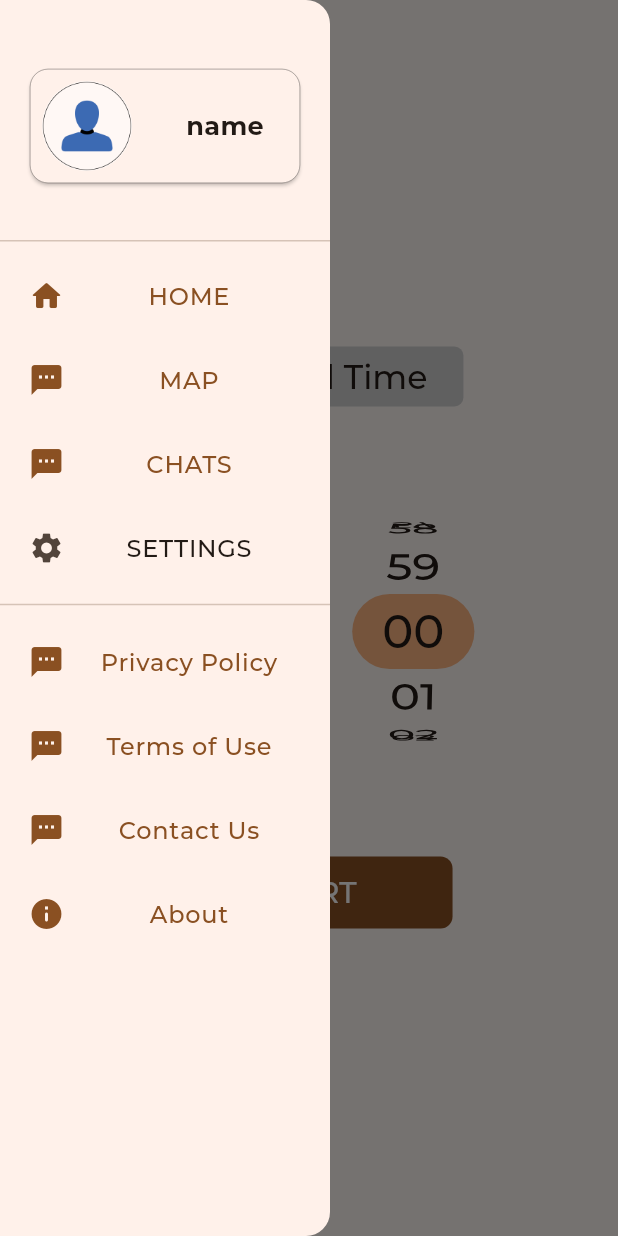
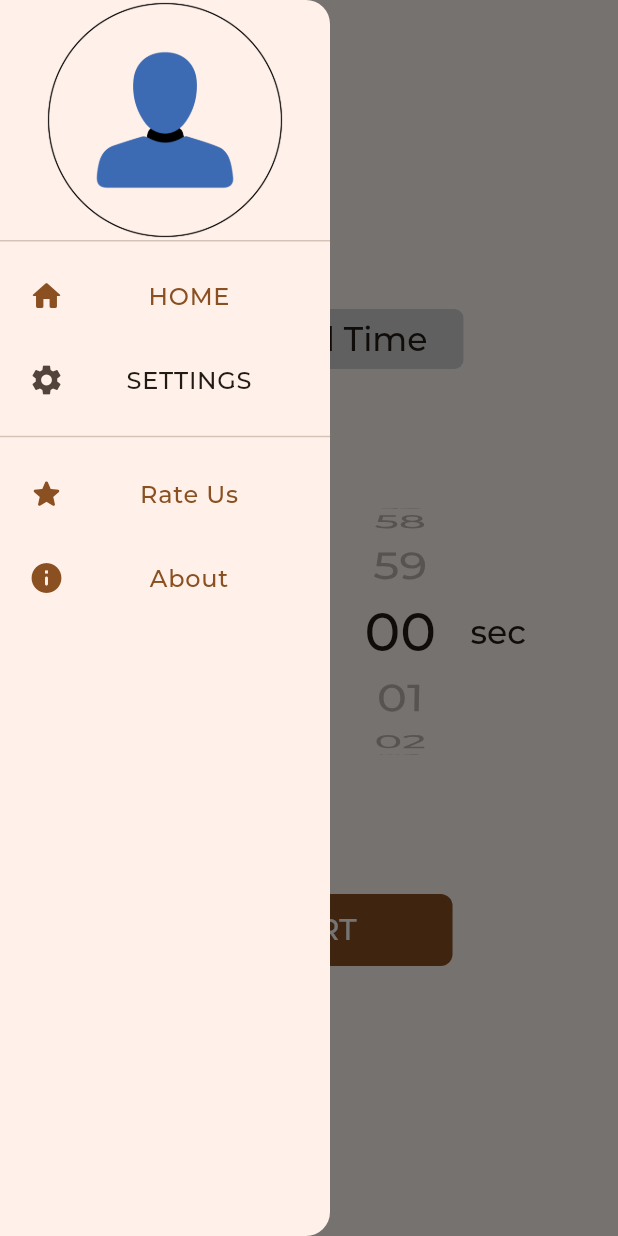
Before and after one commit to B-Saeid/Ladders, a Flutter app: the screen it shows after launch, with the side drawer open, on a phone screen of 412 x 824 dp. Run offline on Flutter 3.47's test engine with Material 3 defaults, Android fonts, the phone set to English and light mode, and no system bars; our stand-ins replace bloc, device_info_plus, flutter_native_splash, flutter_riverpod, go_router, hive_flutter and 4 more; missing offline and left inert: colorful_iconify_flutter, iconify_flutter; accounts and stored records are empty; project files that could hold a hidden picture were left out.

Commit message:
Introducing scale_controlled_text.dart Super useful widget Introducing unit for total timer Fixing wheels gone crazy when scale occurs Refactored home_drawer.dart properly

```diff
--- a/lib/Modules/Home/Widgets/home_drawer.dart
+++ b/lib/Modules/Home/Widgets/home_drawer.dart
@@ -1,28 +1,32 @@
 import 'package:flutter/material.dart';
 import 'package:flutter_riverpod/flutter_riverpod.dart';
 
+import '../../../Shared/Constants/assets_strings.dart';
 import '../../../Shared/Services/Routing/routes_base.dart';
 import '../../../Shared/Services/l10n/assets/l10n_resources.dart';
 import '../../../Shared/Styles/adaptive_icons.dart';
 import '../../../Shared/Utilities/SessionData/session_data.dart';
 import '../utilities/helper_methods.dart';
-import 'name_rating_card.dart';
 
 class HomeDrawer extends ConsumerWidget {
   const HomeDrawer({super.key});
 
   @override
-  Widget build(BuildContext context, WidgetRef ref) => const SizedBox(
+  Widget build(BuildContext context, WidgetRef ref) => SizedBox(
         width: 220,
         child: Drawer(
           child: Column(
             children: [
               DrawerHeader(
-                child: Center(
-                  child: NameAndImage(),
+                padding: EdgeInsets.zero,
+                decoration: const BoxDecoration(
+                  image: DecorationImage(
+                    image: AssetImage(ImageAssets.defaultProfileAvatar),
+                  ),
                 ),
+                child: Container(color: Colors.transparent),
               ),
-              _DrawerBody(),
+              const _DrawerBody(),
             ],
           ),
         ),
@@ -32,107 +36,84 @@ class HomeDrawer extends ConsumerWidget {
 class _DrawerBody extends ConsumerWidget {
   const _DrawerBody();
 
-  static List<String> titles(WidgetRef ref) => [
-        // [0,3]
-        L10nR.tHomePageTitle(ref).toUpperCase(),
-        'MAP',
-        'CHATS',
-        L10nR.tSettings(ref).toUpperCase(),
-        // [4-7]
-        L10nR.tPrivacyPolicy(ref),
-        L10nR.tTermsOfUse(ref),
-        L10nR.tContactUs(ref),
-        L10nR.tAbout(ref),
+  static List<_DrawerItem> mainGroup(WidgetRef ref) => [
+        _DrawerItem(
+          title: L10nR.tHomePageTitle(ref).toUpperCase(),
+          iconData: AdaptiveIcons.home,
+          path: Routes.home.path,
+        ),
+        _DrawerItem(
+          title: L10nR.tSettings(ref).toUpperCase(),
+          iconData: AdaptiveIcons.settings,
+          path: Routes.settings.path,
+        ),
       ];
-  static List<IconData> iconData = [
-    // [0,3]
-    AdaptiveIcons.home,
-    AdaptiveIcons.sms,
-    AdaptiveIcons.sms,
-    AdaptiveIcons.settings,
-    // [4-7]
-    AdaptiveIcons.sms,
-    AdaptiveIcons.sms,
-    AdaptiveIcons.sms,
-    AdaptiveIcons.info,
-  ];
-  static List<String> paths = [
-    // [0,3]
-    Routes.home.path,
-    Routes.home.path,
-    Routes.home.path,
-    Routes.settings.path,
-    // [4-7]
-    Routes.home.path,
-    Routes.home.path,
-    Routes.home.path,
-    Routes.home.path,
-  ];
+
+  static List<_DrawerItem> subGroup(WidgetRef ref) => [
+        _DrawerItem(
+          title: L10nR.tRateUs(ref),
+          iconData: AdaptiveIcons.star,
+          path: Routes.home.path, // todo
+        ),
+        _DrawerItem(
+          title: L10nR.tAbout(ref),
+          iconData: AdaptiveIcons.info,
+          path: Routes.home.path, // todo
+        ),
+      ];
 
   @override
   Widget build(BuildContext context, WidgetRef ref) => Expanded(
         child: CustomScrollView(
           slivers: [
             SliverList(
-              delegate: SliverChildBuilderDelegate(
-                (context, index) => _OurDrawerItem(
-                  title: titles(ref)[index],
-                  iconData: iconData[index],
-                  onPressed: () => onTileTapped(context, index),
-                  selected: RoutesBase.currentRoute == paths[index],
-                ),
-                childCount: 4,
+              delegate: SliverChildListDelegate(
+                mainGroup(ref).map((e) => _OurDrawerItem(e)).toList(),
               ),
             ),
             const SliverToBoxAdapter(child: Divider(height: 20)),
             SliverList(
-              delegate: SliverChildBuilderDelegate(
-                (context, index) => _OurDrawerItem(
-                  title: titles(ref)[index + 4],
-                  iconData: iconData[index + 4],
-                  onPressed: () => onTileTapped(context, index + 4),
-                  selected: RoutesBase.currentRoute == paths[index + 4],
-                ),
-                childCount: 4,
+              delegate: SliverChildListDelegate(
+                subGroup(ref).map((e) => _OurDrawerItem(e)).toList(),
               ),
             ),
           ],
         ),
       );
+}
 
-  void onTileTapped(
-    BuildContext context,
-    int index,
-  ) =>
-      InAppHelpers.adaptiveDrawerNavigation(
-        context,
-        to: paths[index],
-      );
+class _DrawerItem {
+  final String title;
+  final IconData iconData;
+  final String path;
+
+  _DrawerItem({required this.title, required this.iconData, required this.path});
 }
 
 class _OurDrawerItem extends ConsumerWidget {
-  const _OurDrawerItem({
-    required this.title,
-    required this.iconData,
-    this.selected,
-    this.onPressed,
-  });
+  const _OurDrawerItem(this.item);
 
-  final String title;
-  final IconData iconData;
-  final bool? selected;
-  final VoidCallback? onPressed;
+  final _DrawerItem item;
 
   @override
   Widget build(BuildContext context, WidgetRef ref) => Padding(
         padding: const EdgeInsets.symmetric(horizontal: 3),
         child: ListTile(
-          leading: FittedBox(child: Icon(iconData, size: 24.scalable(ref, maxPercentage: 1.5))),
-          title: FittedBox(fit: BoxFit.scaleDown, child: Text(title)),
-          selected: selected ?? false,
+          leading: FittedBox(child: Icon(item.iconData, size: 24.scalable(ref, maxPercentage: 1.5))),
+          title: FittedBox(fit: BoxFit.scaleDown, child: Text(item.title)),
+          selected: Scaffold.of(context).hasDrawer ? RoutesBase.currentRoute == item.path : false,
           style: ListTileStyle.drawer,
           shape: RoundedRectangleBorder(borderRadius: BorderRadius.circular(9)),
-          onTap: onPressed,
+          onTap: () => onTileTapped(context, item.path),
         ),
       );
+
+  void onTileTapped(
+    BuildContext context,
+    String to,
+  ) =>
+      InAppHelpers.adaptiveDrawerNavigation(
+        context,
+        to: to,
+      );
 }
--- a/lib/Modules/Home/Widgets/inner_go_rest.dart
+++ b/lib/Modules/Home/Widgets/inner_go_rest.dart
@@ -52,14 +52,16 @@ class _GoRestTimer extends ConsumerWidget {
   const _GoRestTimer();
 
   @override
-  Widget build(BuildContext context, WidgetRef ref) => LayoutBuilder(builder: (context, constraints) {
+  Widget build(BuildContext context, WidgetRef ref) => LayoutBuilder(
+        builder: (context, constraints) {
           final hPadding = 30.scalable(ref, maxValue: 50);
           final freeWidth = constraints.maxWidth - hPadding * 2;
-        final twoDigitMaxWidth = _calculateWidth('00').scalable(
+          final textStyle = LiveData.textTheme(ref).displaySmall!.copyWith(letterSpacing: 2);
+          final twoDigitMaxWidth = '00'.getWidth(textStyle).scalable(
                 ref,
                 maxValue: (freeWidth / 20) * 6,
               );
-        final colonWidth = _calculateWidth(':').scalable(
+          final colonWidth = ':'.getWidth(textStyle).scalable(
                 ref,
                 maxValue: freeWidth / 20,
               );
@@ -69,71 +71,31 @@ class _GoRestTimer extends ConsumerWidget {
             child: ValueListenableBuilder(
               valueListenable: ref.read(homeProvider).timerDuration,
               builder: (_, value, __) {
-              final (mintue, second, moment) = value.nMMnSSnFF;
+                final (minute, second, moment) = value.nMMnSSnFF;
                 return Row(
+                  textDirection: TextDirection.ltr,
                   mainAxisSize: MainAxisSize.min,
                   children: [
-                  Container(
-                    alignment: Alignment.centerRight,
-                    width: twoDigitMaxWidth,
-                    child: FittedBox(
-                      child: Text(
-                        mintue,
-                        style: LiveData.textTheme(ref).displaySmall!.copyWith(letterSpacing: 2),
-                      ),
-                    ),
-                  ),
-                  SizedBox(
-                    width: colonWidth,
-                    child: FittedBox(
-                      child: Text(
-                        ':',
-                        style: LiveData.textTheme(ref).displaySmall!.copyWith(letterSpacing: 2),
-                      ),
-                    ),
-                  ),
-                  Container(
-                    alignment: Alignment.center,
-                    width: twoDigitMaxWidth,
-                    child: FittedBox(
-                      child: Text(
-                        second,
-                        style: LiveData.textTheme(ref).displaySmall!.copyWith(letterSpacing: 2),
-                      ),
-                    ),
-                  ),
-                  SizedBox(
-                    width: colonWidth,
-                    child: FittedBox(
-                      child: Text(
-                        ':',
-                        style: LiveData.textTheme(ref).displaySmall!.copyWith(letterSpacing: 2),
-                      ),
-                    ),
-                  ),
-                  Container(
-                    alignment: Alignment.centerLeft,
-                    width: twoDigitMaxWidth,
-                    child: FittedBox(
-                      child: Text(
-                        moment,
-                        style: LiveData.textTheme(ref).displaySmall!.copyWith(letterSpacing: 2),
-                      ),
-                    ),
-                  ),
+                    twoDigits(twoDigitMaxWidth, minute, textStyle),
+                    colon(colonWidth, textStyle),
+                    twoDigits(twoDigitMaxWidth, second, textStyle),
+                    colon(colonWidth, textStyle),
+                    twoDigits(twoDigitMaxWidth, moment, textStyle),
                   ],
                 );
               },
             ),
           );
-      });
+        },
+      );
 
-  static double _calculateWidth(String value) {
-    final textSpan = TextSpan(
-      text: value,
-      style: StaticData.textTheme.displaySmall!.copyWith(letterSpacing: 2),
+  SizedBox twoDigits(double twoDigitMaxWidth, String digits, TextStyle style) => SizedBox(
+        width: twoDigitMaxWidth,
+        child: FittedBox(child: Text(digits, style: style)),
       );
-    final tp = TextPainter(text: textSpan, textDirection: TextDirection.ltr)..layout();
-    return tp.width;
+
+  SizedBox colon(double colonWidth, TextStyle style) => SizedBox(
+        width: colonWidth,
+        child: FittedBox(child: Text(':', style: style)),
+      );
 }
-}
--- a/lib/Modules/Home/Widgets/timer_scroll_wheels.dart
+++ b/lib/Modules/Home/Widgets/timer_scroll_wheels.dart
@@ -5,9 +5,11 @@ import '../../../../Shared/Extensions/time_package.dart';
 import '../../../../Shared/Services/l10n/assets/l10n_resources.dart';
 import '../../../../Shared/Widgets/text_container.dart';
 import '../../../Shared/Extensions/on_num.dart';
+import '../../../Shared/Services/l10n/l10n_service.dart';
 import '../../../Shared/Utilities/SessionData/session_data.dart';
 import '../../../Shared/Widgets/custom_animated_size.dart';
 import '../../../Shared/Widgets/riverpod_helper_widgets.dart';
+import '../../../Shared/Widgets/scale_controlled_text.dart';
 import '../provider/home_provider.dart';
 import '../utilities/enums.dart';
 
@@ -19,19 +21,47 @@ class LadderTimerScrollWheels extends ConsumerWidget {
     return Column(
       children: [
         const _SetTotalTimeText(),
-        SizedBox(
-          height: 300.scalable(ref, maxValue: 450),
-          width: 250.scalable(ref, maxValue: 400),
+        Container(
+          padding: const EdgeInsets.symmetric(horizontal: 20),
+          height: 350.scalable(ref, maxValue: 500),
           child: const Row(
+            mainAxisSize: MainAxisSize.min,
+            textDirection: TextDirection.ltr,
             children: [
-              Expanded(child: _ZeroTo59Wheel(isMinute: true)),
+              Flexible(child: _ZeroTo59Wheel(isMinute: true)),
               _PaddedColon(),
-              Expanded(child: _ZeroTo59Wheel(isMinute: false)),
+              Flexible(child: _ZeroTo59Wheel(isMinute: false)),
             ],
           ),
         ),
       ],
     );
+  }
+}
+
+class _Unit extends ConsumerWidget {
+  const _Unit(this.isMinute);
+
+  final bool isMinute;
+
+  @override
+  Widget build(BuildContext context, WidgetRef ref) {
+    final style = LiveData.textTheme(ref).titleLarge!;
+    return FittedBox(
+      fit: BoxFit.scaleDown,
+      child: ScaleControlledText(
+        isMinute ? L10nR.tMin(ref) : L10nR.tSec(ref),
+        style: style,
+        maxPercentage: 2,
+        sizeWrapString: _getLarger(ref, style),
+      ),
+    );
+  }
+
+  String _getLarger(WidgetRef ref, TextStyle style) {
+    final minuteStringWidth = L10nR.tMin(ref).getWidth(style);
+    final secondStringWidth = L10nR.tSec(ref).getWidth(style);
+    return minuteStringWidth < secondStringWidth ? L10nR.tSec(ref) : L10nR.tMin(ref);
   }
 }
 
@@ -63,28 +93,30 @@ class _ZeroTo59Wheel extends ConsumerWidget {
   @override
   Widget build(BuildContext context, WidgetRef ref) => Selector<TotalState>(
         selector: homeProvider.select((p) => p.totalState),
-        builder: (_, state, __) => ListWheelScrollView.useDelegate(
-          physics:
-              state.isStopped ? const FixedExtentScrollPhysics() : const NeverScrollableScrollPhysics(),
+        builder: (_, state, child) => Row(
+          mainAxisSize: MainAxisSize.min,
+          children: [
+            Flexible(
+              flex: 3,
+              child: ListWheelScrollView.useDelegate(
+                physics: state.isStopped
+                    ? const FixedExtentScrollPhysics()
+                    : const NeverScrollableScrollPhysics(),
                 controller: isMinute
                     ? ref.read(homeProvider).minuteController
                     : ref.read(homeProvider).secondController,
                 diameterRatio: 0.6,
                 itemExtent: _itemExtent(ref),
+                useMagnifier: true,
+                overAndUnderCenterOpacity: 0.3,
+                magnification: 1.15,
                 onSelectedItemChanged:
 
-              /// This [state.isStopped] condition is added to fix an illusive bug:
-              /// when text scale is CHANGED while the timer is running or paused
-              /// i.e. when the wheel is set to [NeverScrollableScrollPhysics]
-              /// the onSelectedItemChanged gets called as the wheel naturally
-              /// centers/select another item since the [_itemExtent] is responsive.
-              ///
-              /// Another solution [Bad One] is to set itemExtent with a constant value
-              state.isStopped
-                  ? isMinute
+                    /// Solved By calling [refreshPositions] whenever a scale occurs
+                    /// i.e. when [_itemExtent] is called
+                    isMinute
                         ? (index) => ref.read(homeProvider).setMinute(index)
-                      : (index) => ref.read(homeProvider).setSecond(index)
-                  : null,
+                        : (index) => ref.read(homeProvider).setSecond(index),
 
                 /// Super SWEET [ListWheelChildLoopingListDelegate]
                 /// instead of plain [children] of ListWheelScrollView()
@@ -99,13 +131,21 @@ class _ZeroTo59Wheel extends ConsumerWidget {
                   ),
                 ),
               ),
+            ),
+            Flexible(flex: 2, child: child!),
+          ],
+        ),
+        child: _Unit(isMinute),
       );
 
-  double _itemExtent(WidgetRef ref) => 50.scalable(
+  double _itemExtent(WidgetRef ref) {
+    Future(ref.read(homeProvider).refreshPositions);
+    return 50.scalable(
       ref,
       allowBelow: false,
       maxPercentage: 2,
     );
+  }
 }
 
 class _Item extends ConsumerWidget {
@@ -116,21 +156,10 @@ class _Item extends ConsumerWidget {
   final bool stopped;
 
   @override
-  Widget build(BuildContext context, WidgetRef ref) {
-    final currentSelected = ref.watch(homeProvider.select(
-      (value) => isMinute ? value.minute : value.second,
-    ));
-    return AnimatedContainer(
+  Widget build(BuildContext context, WidgetRef ref) => AnimatedContainer(
         duration: 400.milliseconds,
         curve: Curves.easeInOutCubic,
         padding: const EdgeInsets.symmetric(vertical: 6, horizontal: 20),
-      decoration: stopped
-          ? ShapeDecoration(
-              color:
-                  currentSelected == index ? LiveData.themeData(ref).colorScheme.inversePrimary : null,
-              shape: const StadiumBorder(),
-            )
-          : null,
         child: FittedBox(
           child: Text(
             index.padLeftSingles,
@@ -140,7 +169,6 @@ class _Item extends ConsumerWidget {
         ),
       );
 }
-}
 
 class _PaddedColon extends ConsumerWidget {
   const _PaddedColon();
@@ -148,9 +176,10 @@ class _PaddedColon extends ConsumerWidget {
   @override
   Widget build(BuildContext context, WidgetRef ref) => Padding(
         padding: const EdgeInsets.symmetric(horizontal: 10),
-        child: Text(
+        child: ScaleControlledText(
           ':',
           style: LiveData.textTheme(ref).displaySmall,
+          maxPercentage: 1.5,
         ),
       );
 }
--- a/lib/Modules/Home/provider/home_provider.dart
+++ b/lib/Modules/Home/provider/home_provider.dart
@@ -48,6 +48,11 @@ class HomeProvider extends ChangeNotifier {
 
   Timer? _ladderTimer;
 
+  void refreshPositions() {
+    minuteController.jumpToItem(minute);
+    secondController.jumpToItem(second);
+  }
+
   /// Main Logic to run the timer and animate the wheels
   void _timerLogic(_) {
     if (second == 0) {
@@ -77,7 +82,7 @@ class HomeProvider extends ChangeNotifier {
   /// Start
   Future<void> startLadder() async {
     /// Making Sure of actual time existence
-    if (second == 0 && minute == 0) return Toast.show(L10nR.tPleaseDetermineLadderTime());
+    if (second == 0 && minute == 0) return Toast.show(L10nR.tPleaseSetTotalTime());
 
     /// Saving for convenience
     await HiveService.storedCache.putAll({
--- a/lib/Shared/Components/Toast/toast.dart
+++ b/lib/Shared/Components/Toast/toast.dart
@@ -17,7 +17,7 @@ abstract class Toast {
           return RefWidget(
             (ref) => Container(
               constraints: constraints,
-              padding: const EdgeInsets.symmetric(vertical: 10, horizontal: 15),
+              padding: const EdgeInsets.symmetric(vertical: 10, horizontal: 30),
               decoration: ShapeDecoration(
                 color: toastState.color(ref),
                 shape: const StadiumBorder(),
--- a/lib/Shared/Services/l10n/assets/l10n_resources.dart
+++ b/lib/Shared/Services/l10n/assets/l10n_resources.dart
@@ -1634,34 +1634,51 @@ abstract class L10nR {
         SupportedLocale.en => 'View Profile',
         SupportedLocale.ar => 'عرض البيانات الشخصية',
       };
+
   static String tSetTotalTime([WidgetRef? ref]) => switch (_currentLocale(ref)) {
         SupportedLocale.en => 'Set Total Time',
         SupportedLocale.ar => 'حدد الوقت الإجمالي',
       };
-  static String tPleaseDetermineLadderTime([WidgetRef? ref]) => switch (_currentLocale(ref)) {
-        SupportedLocale.en => 'Please determine ladder time',
-        SupportedLocale.ar => 'قد بتحديد وقت السلم',
-      };
+
+  static String tPleaseSetTotalTime([WidgetRef? ref]) => switch (_currentLocale(ref)) {
+        SupportedLocale.en => 'Please set total time',
+        SupportedLocale.ar => 'قد بتحديد وقت الكلي',
+      };
+
+  static String tMin([WidgetRef? ref]) => switch (_currentLocale(ref)) {
+        SupportedLocale.en => 'min',
+        SupportedLocale.ar => 'دقيقة',
+      };
+  static String tSec([WidgetRef? ref]) => switch (_currentLocale(ref)) {
+        SupportedLocale.en => 'sec',
+        SupportedLocale.ar => 'ثانية',
+      };
+
   static String tGo([WidgetRef? ref]) => switch (_currentLocale(ref)) {
         SupportedLocale.en => 'Go',
         SupportedLocale.ar => 'إبدأ',
       };
+
   static String tStart([WidgetRef? ref]) => switch (_currentLocale(ref)) {
         SupportedLocale.en => 'START',
         SupportedLocale.ar => 'إبدأ',
       };
+
   static String tPause([WidgetRef? ref]) => switch (_currentLocale(ref)) {
         SupportedLocale.en => 'Pause',
         SupportedLocale.ar => 'إيقاف',
       };
+
   static String tResume([WidgetRef? ref]) => switch (_currentLocale(ref)) {
         SupportedLocale.en => 'Resume',
         SupportedLocale.ar => 'إكمال',
       };
+
   static String tAbort([WidgetRef? ref]) => switch (_currentLocale(ref)) {
         SupportedLocale.en => 'Abort',
         SupportedLocale.ar => 'إنهاء',
       };
+
   static String tRest([WidgetRef? ref]) => switch (_currentLocale(ref)) {
         SupportedLocale.en => 'Rest',
         SupportedLocale.ar => 'راحة',
@@ -2224,6 +2241,11 @@ abstract class L10nR {
         SupportedLocale.en => 'About',
         SupportedLocale.ar => 'عن التطبيق',
       };
+
+  static String tRateUs([WidgetRef? ref]) => switch (_currentLocale(ref)) {
+        SupportedLocale.en => 'Rate Us',
+        SupportedLocale.ar => 'قيمنا',
+      };
 //
 //   static String get tVersion => switch (_currentLocale) {
 //         SupportedLocale.en => 'Version 3.0',
--- a/lib/Shared/Utilities/SessionData/session_data.dart
+++ b/lib/Shared/Utilities/SessionData/session_data.dart
@@ -296,3 +296,14 @@ extension LiveScaledValue on num {
         maxValue: maxValue,
       );
 }
+
+extension LiveStringWidth on String {
+  double getWidth(TextStyle style) {
+    final textSpan = TextSpan(
+      text: this,
+      style: style,
+    );
+    final tp = TextPainter(text: textSpan, textDirection: TextDirection.ltr)..layout();
+    return tp.width;
+  }
+}
--- /dev/null
+++ b/lib/Shared/Widgets/scale_controlled_text.dart
@@ -0,0 +1,50 @@
+import 'package:flutter/material.dart';
+import 'package:flutter_riverpod/flutter_riverpod.dart';
+
+import '../Utilities/SessionData/session_data.dart';
+
+class ScaleControlledText extends ConsumerWidget {
+  final String text;
+  final TextStyle? style;
+  final double? maxSize;
+  final double? maxPercentage;
+  final bool allowBelow;
+  final String? sizeWrapString;
+
+  const ScaleControlledText(
+    this.text, {
+    super.key,
+    this.style,
+    this.maxSize,
+    this.maxPercentage,
+    this.allowBelow = true,
+    this.sizeWrapString,
+  });
+
+  bool get shouldScale => maxSize != null || maxPercentage != null || !allowBelow;
+
+  @override
+  Widget build(BuildContext context, WidgetRef ref) {
+    final defaultStyle = LiveData.textTheme(ref).bodyMedium!;
+    TextStyle? scaledStyle;
+    if (shouldScale) scaledStyle = getScaledStyle(ref, style ?? defaultStyle);
+    return SizedBox(
+      width: sizeWrapString?.getWidth(scaledStyle ?? style ?? defaultStyle),
+      child: RichText(
+        text: TextSpan(text: text, style: scaledStyle ?? style ?? defaultStyle),
+      ),
+    );
+  }
+
+  // double
+  TextStyle getScaledStyle(WidgetRef ref, TextStyle style) {
+    assert((maxSize ?? style.fontSize!) >= style.fontSize!);
+    final scaledSize = style.fontSize!.scalable(
+      ref,
+      maxValue: maxSize,
+      maxPercentage: maxPercentage,
+      allowBelow: allowBelow,
+    );
+    return style.copyWith(fontSize: scaledSize);
+  }
+}
```
Also changed, not shown: lib/Shared/Utilities/SessionData/assets.dart (added, +35 -0 lines). Lines whose indentation alone changed are shown as unchanged.
